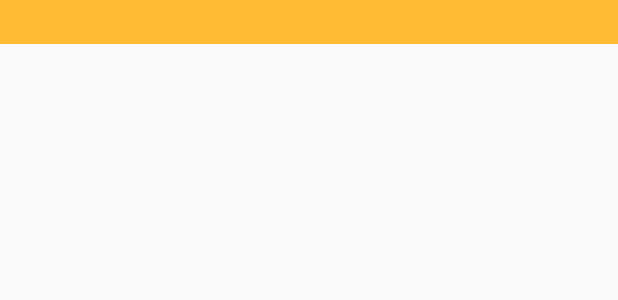
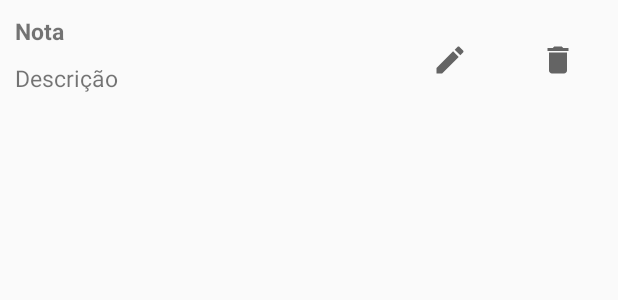
Before and after one commit to monicalima18666/CitizenReport, an Android app: the layout recyclerline.xml on its own in the app's theme, with its tools: preview values and no code run, on a phone screen of 412 x 824 dp. Shown: the top 300 px of the screen. Run offline under Robolectric (Android 15) with nearby library versions, the phone set to English and light mode, and no system bars.

Commit message:
Inserir nota- concluido

```diff
--- a/app/src/main/java/ipvc/estg/citizenreport/viewModel/NotaViewModel.kt
+++ b/app/src/main/java/ipvc/estg/citizenreport/viewModel/NotaViewModel.kt
@@ -2,13 +2,14 @@ package ipvc.estg.citizenreport.viewModel
 
 import android.app.Application
 import androidx.lifecycle.*
+import ipvc.estg.citizenreport.db.NotaDB
 //import ipvc.estg.citizenreport.db.NotaDB
 import ipvc.estg.citizenreport.db.NotaRepository
 import ipvc.estg.citizenreport.entities.Nota
 import kotlinx.coroutines.Dispatchers
 import kotlinx.coroutines.launch
 
-/*
+
 class NotaViewModel(application: Application) : AndroidViewModel(application) {
 
     private val repository: NotaRepository
@@ -31,4 +32,4 @@ class NotaViewModel(application: Application) : AndroidViewModel(application) {
         repository.deleteAll()
     }
 
-}*/
+}
--- a/app/src/main/res/layout/recyclerline.xml
+++ b/app/src/main/res/layout/recyclerline.xml
@@ -2,11 +2,12 @@
 <RelativeLayout
     xmlns:android="http://schemas.android.com/apk/res/android"
     android:layout_width="match_parent"
-    android:layout_height="match_parent">
+    android:layout_height="wrap_content"
+    android:orientation="vertical">
 
-  <!--  <TextView
+    <TextView
         android:id="@+id/titulo"
-        android:layout_width="wrap_content"
+        android:layout_width="match_parent"
         android:layout_height="wrap_content"
         android:layout_margin="10dp"
         android:text="Nota"
@@ -16,7 +17,7 @@
 
     <TextView
         android:id="@+id/descricao"
-        android:layout_width="wrap_content"
+        android:layout_width="match_parent"
         android:layout_height="wrap_content"
         android:layout_below="@id/titulo"
         android:layout_alignLeft="@id/titulo"
@@ -49,14 +50,14 @@
         android:layout_marginBottom="@dimen/DP10"
         android:src="@drawable/edit" />
 
--->
 
-    <TextView
+
+   <!-- <TextView
         android:id="@+id/textView"
         style="@style/word_title"
         android:layout_width="match_parent"
         android:layout_height="wrap_content"
-        android:background="@android:color/holo_orange_light" />
+        android:background="@android:color/holo_orange_light" />-->
 
 
 </RelativeLayout>
```
Also changed, not shown: app/src/main/java/ipvc/estg/citizenreport/Notas.kt (+8 -7 lines), app/src/main/java/ipvc/estg/citizenreport/adapters/NotaAdapter.kt (+4 -4 lines), app/src/main/java/ipvc/estg/citizenreport/dao/NotaDao.kt (+3 -5 lines), app/src/main/java/ipvc/estg/citizenreport/db/NotaDB.kt (+3 -4 lines).
